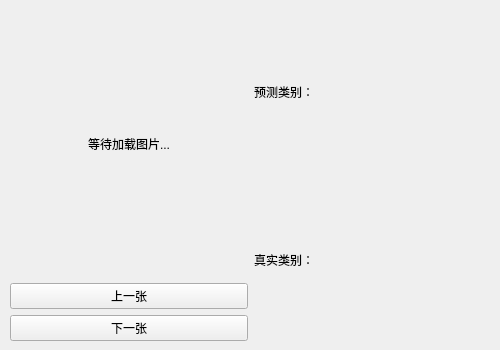
The window that Qt_Ui/predictResultWid.ui (Jyunmau/Diatom-classification) describes before a commit, drawn with Qt 5.
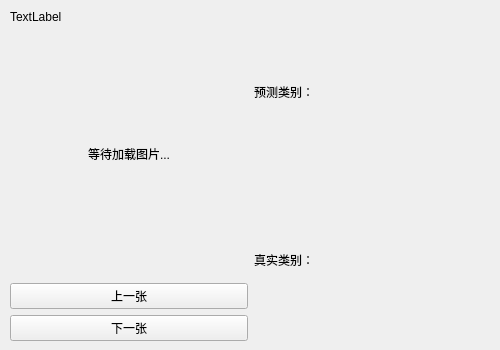
The same window after the commit.

Patch:
```diff
--- a/Qt_Ui/predictResultWid.ui
+++ b/Qt_Ui/predictResultWid.ui
@@ -28,6 +28,19 @@
                         <property name="spacing">
                             <number>-1</number>
                         </property>
+                        <item>
+                            <widget class="QLabel" name="infoLabel">
+                                <property name="sizePolicy">
+                                    <sizepolicy hsizetype="Preferred" vsizetype="Fixed">
+                                        <horstretch>0</horstretch>
+                                        <verstretch>0</verstretch>
+                                    </sizepolicy>
+                                </property>
+                                <property name="text">
+                                    <string>TextLabel</string>
+                                </property>
+                            </widget>
+                        </item>
                         <item>
                             <widget class="QLabel" name="imageLabel">
                                 <property name="sizePolicy">
```
